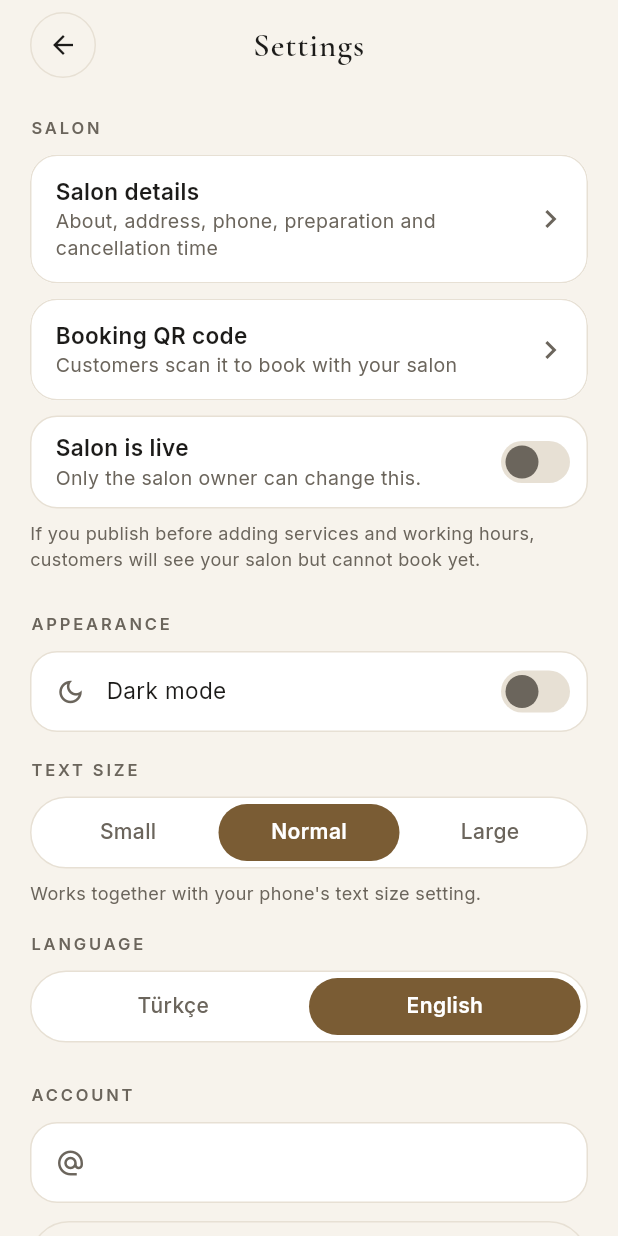
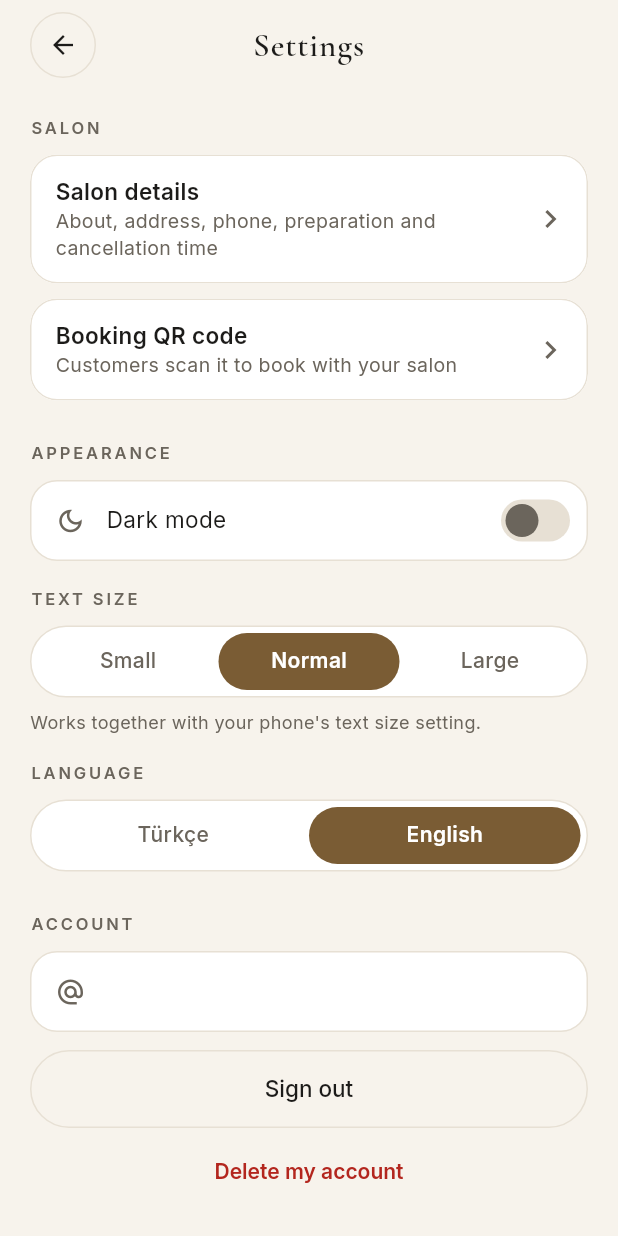
Before and after one commit to ahmetsahinn3807-ship-it/Maison-makas, a Flutter app: the ProAyarlar screen opened directly with empty values, on a phone screen of 412 x 824 dp. Run offline on Flutter 3.47's test engine with Material 3 defaults, Android fonts, the phone set to English and light mode, and no system bars; our stand-ins replace firebase_core, firebase_messaging, flutter_local_notifications, image_picker, qr_flutter, shared_preferences and 2 more; accounts and stored records are empty; network calls fail.

Commit message:
Proje dosyalari zipten yerlestirildi [skip ci]

```diff
--- a/apps/pro/lib/ekranlar/hazirlik_karti.dart
+++ b/apps/pro/lib/ekranlar/hazirlik_karti.dart
@@ -82,7 +82,6 @@ class _HazirlikKartiState extends State<HazirlikKarti> {
     final int saatli = _sayi(d, 'saatli_usta');
     final bool kapak = d['kapak'] == true;
     final bool aciklama = d['aciklama'] == true;
-    final bool yayinda = d['yayinda'] == true;
     final List<_Madde> maddeler = <_Madde>[
       _Madde(
         baslik: dl('Hizmet menüsü', 'Service menu'),
@@ -117,12 +116,6 @@ class _HazirlikKartiState extends State<HazirlikKarti> {
         tamam: aciklama,
         aciklama: aciklama ? dl('Tanıtım yazıldı', 'Description written') : dl('Vitrinde görünecek birkaç cümle yaz', 'Write a few sentences for your showcase'),
         onTap: widget.bilgiler,
-      ),
-      _Madde(
-        baslik: dl('Yayına al', 'Publish'),
-        tamam: yayinda,
-        aciklama: yayinda ? dl('Salonun Keşfet\'te görünüyor', 'Your salon appears in Discover') : dl('Hazır olunca Ayarlar\'dan yayına al', 'Publish it from Settings when ready'),
-        onTap: widget.ayarlar,
       ),
     ];
     final int biten = maddeler.where((_Madde m) => m.tamam).length;
--- a/apps/pro/lib/ekranlar/pro_ayarlar.dart
+++ b/apps/pro/lib/ekranlar/pro_ayarlar.dart
@@ -1,12 +1,11 @@
 import 'package:flutter/material.dart';
 import 'package:makas_core/makas_core.dart';
-import 'package:supabase_flutter/supabase_flutter.dart' show SupabaseClient;
 
 import '../salon.dart';
 import 'salon_bilgileri_ekrani.dart';
 import 'salon_qr_ekrani.dart';
 
-/// Makas Pro ayarları: salonu yayına alma, çıkış ve hesap silme.
+/// Makas Pro ayarları: salon bilgileri, QR kod, görünüm, çıkış ve hesap silme.
 class ProAyarlar extends StatefulWidget {
   const ProAyarlar({super.key, required this.salon, required this.salonDegisti});
 
@@ -18,36 +17,7 @@ class ProAyarlar extends StatefulWidget {
 }
 
 class _ProAyarlarState extends State<ProAyarlar> {
-  late bool _yayinda = widget.salon.yayinda;
   bool _isleniyor = false;
-
-  Future<void> _yayinDegistir(bool yeni) async {
-    final SupabaseClient? i = OturumKapsami.oku(context).istemci;
-    final ScaffoldMessengerState mesaj = ScaffoldMessenger.of(context);
-    if (i == null) {
-      return;
-    }
-    setState(() {
-      _yayinda = yeni;
-      _isleniyor = true;
-    });
-    try {
-      await i.from('salonlar').update(<String, dynamic>{'yayinda': yeni}).eq('id', widget.salon.id);
-      widget.salonDegisti();
-      mesaj.showSnackBar(SnackBar(
-        content: Text(yeni ? dl('Salonun yayında; müşteriler Keşfet\'te görür.', 'Your salon is live; customers can see it in Discover.') : dl('Salonun taslağa alındı.', 'Your salon is now a draft.')),
-      ));
-    } catch (hata) {
-      if (mounted) {
-        setState(() => _yayinda = !yeni);
-      }
-      mesaj.showSnackBar(SnackBar(content: Text(maisonHataMetni(hata))));
-    } finally {
-      if (mounted) {
-        setState(() => _isleniyor = false);
-      }
-    }
-  }
 
   Future<void> _cikisYap() async {
     final MaisonOturum oturum = OturumKapsami.oku(context);
@@ -221,51 +191,6 @@ class _ProAyarlarState extends State<ProAyarlar> {
                 ),
               ),
             ),
-            const SizedBox(height: 10),
-            Container(
-              padding: const EdgeInsets.fromLTRB(16, 8, 8, 8),
-              decoration: BoxDecoration(
-                color: r.kart,
-                borderRadius: BorderRadius.circular(18),
-                border: Border.all(color: r.cizgi),
-              ),
-              child: Row(
-                children: <Widget>[
-                  Expanded(
-                    child: Column(
-                      crossAxisAlignment: CrossAxisAlignment.start,
-                      children: <Widget>[
-                        Text(
-                          dl('Salon yayında', 'Salon is live'),
-                          style: maisonGovde(15, renk: r.yazi, kalinlik: FontWeight.w600, yukseklik: 1.3),
-                        ),
-                        Text(
-                          widget.salon.sahibim
-                              ? dl('Açıkken müşteriler salonunu Maison Makas\'ta görür.', 'When on, customers see your salon on Maison Makas.')
-                              : dl('Bu ayarı yalnız salon sahibi değiştirebilir.', 'Only the salon owner can change this.'),
-                          style: maisonGovde(13, renk: r.soluk, yukseklik: 1.35),
-                        ),
-                      ],
-                    ),
-                  ),
-                  MaisonAnahtar(
-                    deger: _yayinda,
-                    etiket: dl('Salon yayında', 'Salon is live'),
-                    onChanged: (bool yeni) {
-                      if (!widget.salon.sahibim || _isleniyor) {
-                        return;
-                      }
-                      _yayinDegistir(yeni);
-                    },
-                  ),
-                ],
-              ),
-            ),
-            const SizedBox(height: 8),
-            Text(
-              dl('Hizmet ve çalışma saati eklemeden yayına alırsan müşteriler salonunu görür ama henüz randevu alamaz.', 'If you publish before adding services and working hours, customers will see your salon but cannot book yet.'),
-              style: maisonGovde(12, renk: r.soluk, yukseklik: 1.45),
-            ),
             const SizedBox(height: 28),
             MaisonUstBaslik(dl('GÖRÜNÜM', 'APPEARANCE')),
             const SizedBox(height: 12),
--- a/apps/pro/lib/ekranlar/salon_kur_ekrani.dart
+++ b/apps/pro/lib/ekranlar/salon_kur_ekrani.dart
@@ -270,7 +270,7 @@ class _SalonKurEkraniState extends State<SalonKurEkrani> {
               ),
               const SizedBox(height: 12),
               Text(
-                dl('Salonun taslak olarak açılır; hazır olunca Ayarlar\'dan yayına alırsın.', 'Your salon starts as a draft; publish it from Settings when ready.'),
+                dl('Salonun hemen yayında olur; hizmetlerini ekleyince müşteriler QR kodla randevu alabilir.', 'Your salon goes live right away; once you add services, customers can book with your QR code.'),
                 textAlign: TextAlign.center,
                 style: maisonGovde(12, renk: r.soluk, yukseklik: 1.5),
               ),
--- a/apps/pro/lib/ekranlar/salon_qr_ekrani.dart
+++ b/apps/pro/lib/ekranlar/salon_qr_ekrani.dart
@@ -57,8 +57,8 @@ class SalonQrEkrani extends StatelessWidget {
               if (!salon.yayinda) ...<Widget>[
                 MaisonHataKutusu(
                   dl(
-                    'Salon taslakta. Müşteriler randevu sayfasını göremez. Ayarlar\'dan salonu yayına al.',
-                    'Your salon is a draft. Customers cannot open the booking page. Turn the salon live in Settings.',
+                    'Salon henüz yayına açılamadı, müşteriler randevu sayfasını göremez. İnternetini kontrol edip uygulamayı kapatıp yeniden aç.',
+                    'Your salon could not be set live yet, so customers cannot open the booking page. Check your connection and reopen the app.',
                   ),
                 ),
                 const SizedBox(height: 16),
```
Also changed, not shown: apps/pro/lib/ekranlar/pro_kabuk.dart (+29 -3 lines), 1 other file.
